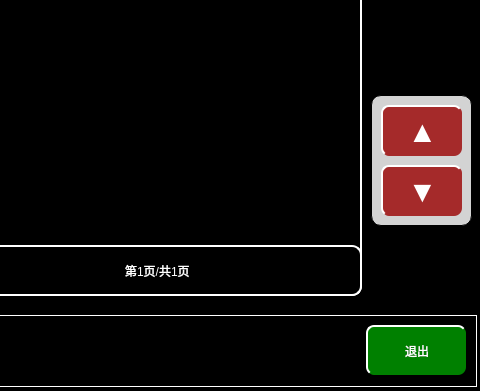
Old version of the form maintaincefaultshowpage.ui in the repository mayue-crrc/ShenyangMetro9DB; both pictures show x 544 to 1024 and y 295 to 686 of the 1024 by 686 pixel window.
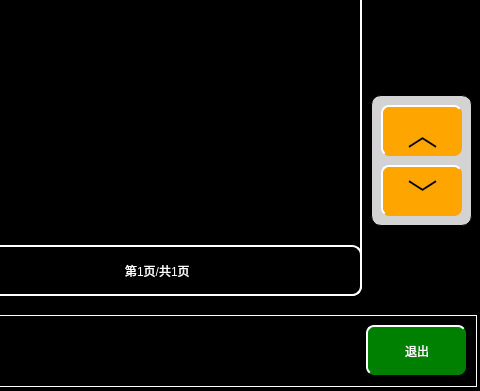
New version of the form. Icons and pictures are not drawn.

```diff
--- a/maintaincefaultshowpage.ui
+++ b/maintaincefaultshowpage.ui
@@ -632,12 +632,12 @@
    </property>
    <property name="styleSheet">
     <string notr="true">font:30px;
-color:white;
-background-color:brown;
+color:black;
+background-color:orange;
 border-radius:8px;</string>
    </property>
    <property name="text">
-    <string>▼</string>
+    <string>﹀</string>
    </property>
   </widget>
   <widget class="QLabel" name="lbl1_17">
@@ -760,12 +760,12 @@
    </property>
    <property name="styleSheet">
     <string notr="true">font:30px;
-color:white;
-background-color:brown;
+color:black;
+background-color:orange;
 border-radius:8px;</string>
    </property>
    <property name="text">
-    <string>▲</string>
+    <string>︿</string>
    </property>
   </widget>
   <widget class="QLabel" name="tc2directionlbl">
```
